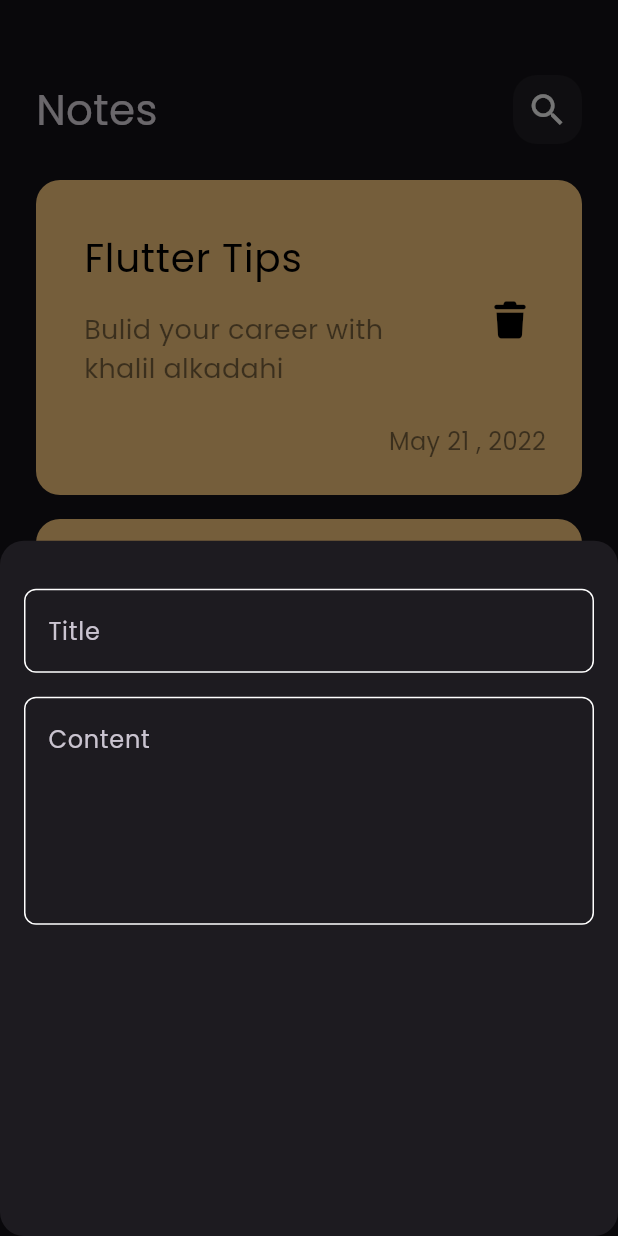
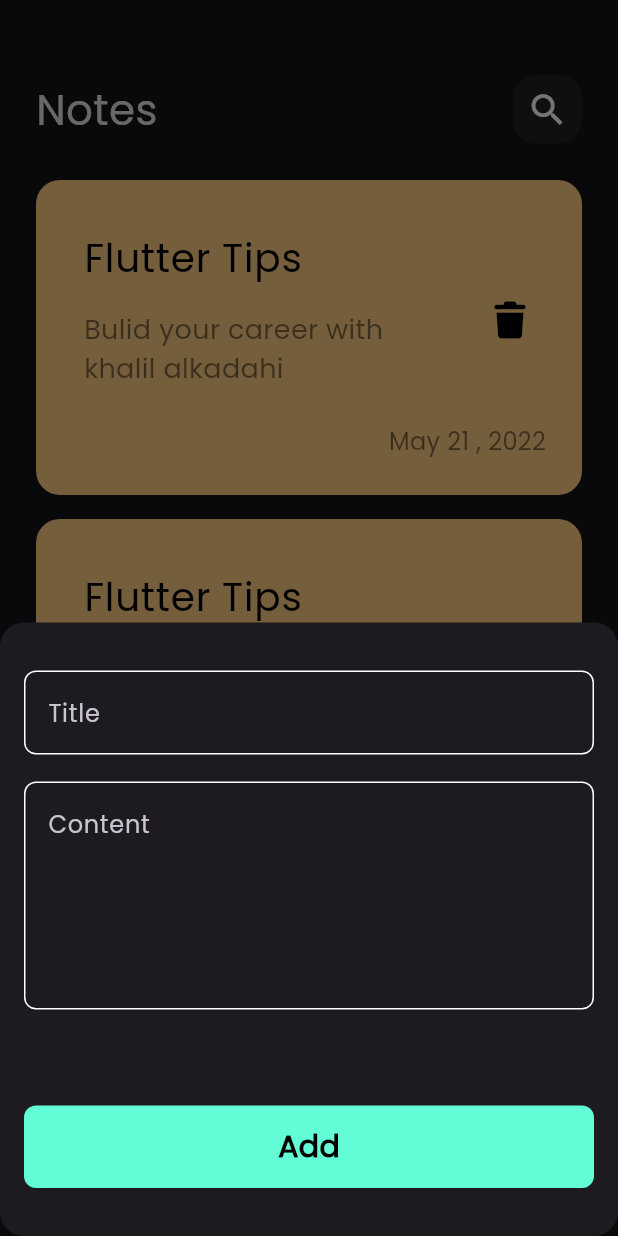
Before and after one commit to khalil-Alkadahi/notes_app, a Flutter app: the screen it shows after launch, after a tap on the "add" icon, on a phone screen of 412 x 824 dp. Run offline on Flutter 3.47's test engine with Material 3 defaults, Android fonts, the phone set to English and light mode, and no system bars; our stand-ins replace font_awesome_flutter.

Commit message:
finish notes bottom sheet

```diff
--- a/lib/views/widgets/add_note_bottom_sheet.dart
+++ b/lib/views/widgets/add_note_bottom_sheet.dart
@@ -1,4 +1,5 @@
 import 'package:flutter/cupertino.dart';
+import 'package:notes_app/views/widgets/custom_button.dart';
 import 'package:notes_app/views/widgets/custom_text_field.dart';
 
 class AddNoteBottomSheet extends StatelessWidget {
@@ -8,13 +9,18 @@ class AddNoteBottomSheet extends StatelessWidget {
   Widget build(BuildContext context) {
     return Padding(
       padding: const EdgeInsets.symmetric(horizontal: 16),
+      child: SingleChildScrollView(
         child: Column(
           children:const [
             SizedBox( height: 32,),
             CustomTextField(hint: 'Title',),
-          SizedBox(height: 16,),
+            SizedBox(height: 18,),
             CustomTextField(hint: 'Content',maxLine: 5,),
+            SizedBox(height: 64,),
+            CustomButton(),
+            SizedBox(height: 32,),
           ],
+        ),
       ),
     );
   }
--- /dev/null
+++ b/lib/views/widgets/custom_button.dart
@@ -0,0 +1,28 @@
+import 'package:flutter/material.dart';
+import 'package:notes_app/constants.dart';
+
+class CustomButton extends StatelessWidget {
+  const CustomButton({super.key});
+
+  @override
+  Widget build(BuildContext context) {
+    return Container(
+      width: MediaQuery.of(context).size.width,
+      height: 55,
+      decoration: BoxDecoration(
+        borderRadius: BorderRadius.circular(8),
+        color: kPrimaryColor,
+      ),
+      child: const Center(
+        child: Text(
+          'Add',
+          style: TextStyle(
+            fontSize: 20,
+            color: Colors.black,
+            fontWeight: FontWeight.bold,
+          ),
+        ),
+      ),
+    );
+  }
+}
```
Lines whose indentation alone changed are shown as unchanged.
